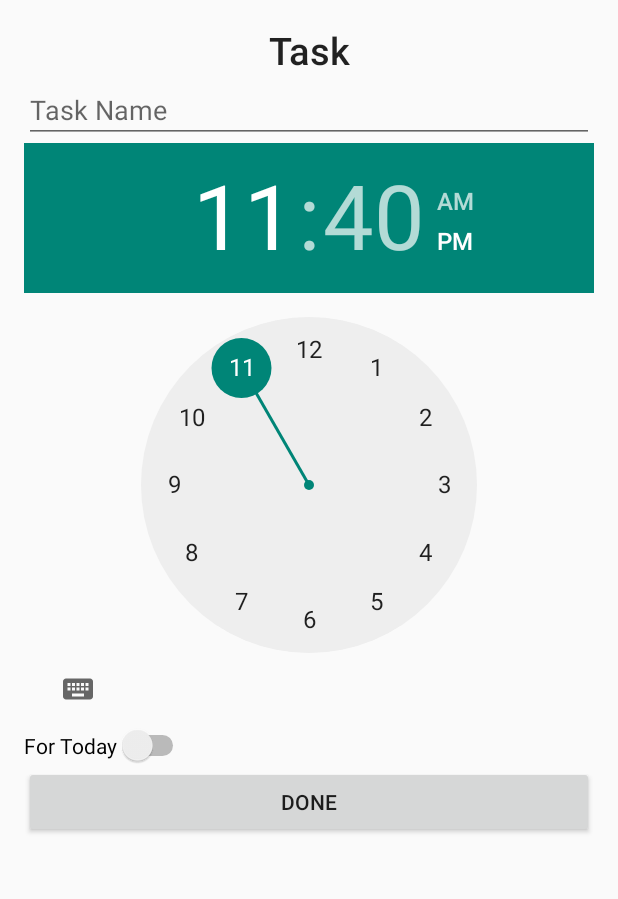
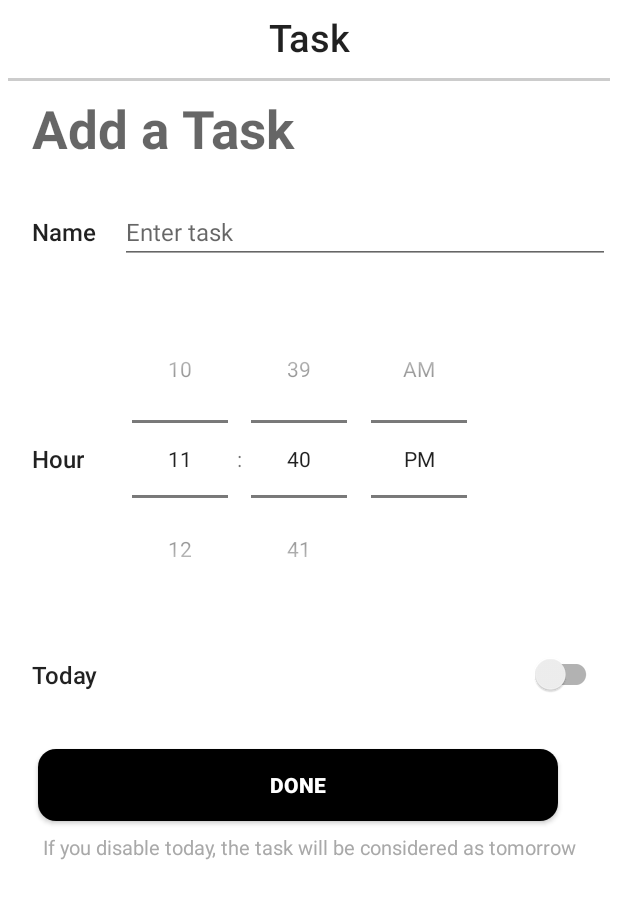
Before and after one commit to BhojrajCoditas/ToDoApps, an Android app built with Jetpack Compose: the screen it shows after launch (MainActivity), after a tap on "Add Task", on a phone screen of 412 x 824 dp. Shown: the top 899 px of the screen. Run offline under Robolectric (Android 15) with nearby library versions, the phone set to English and light mode, and no system bars; our stand-ins replace Room's generated code.

Commit message:
Working on UI for chnages add task in

```diff
--- a/app/src/main/res/layout/fragment_add_task.xml
+++ b/app/src/main/res/layout/fragment_add_task.xml
@@ -2,40 +2,127 @@
 <LinearLayout
     xmlns:android="http://schemas.android.com/apk/res/android"
     android:orientation="vertical"
-    android:padding="16dp"
+    android:padding="5dp"
     android:layout_width="match_parent"
-    android:layout_height="match_parent">
+    android:layout_height="match_parent"
+    android:background="@android:color/white">
 
+    <!-- Title -->
     <TextView
         android:layout_width="match_parent"
         android:layout_height="wrap_content"
         android:text="Task"
         android:textSize="25sp"
+        android:paddingBottom="2dp"
+        android:paddingTop="2dp"
         android:textAlignment="center"
+        android:textAppearance="@style/TextAppearance.AppCompat.Widget.ActionBar.Title"/>
+    <View
+        android:layout_width="match_parent"
+        android:layout_height="2dp"
+        android:background="#CCCCCC"
+        android:layout_marginVertical="8dp" />
+
+    <TextView
+        android:layout_width="match_parent"
+        android:layout_height="wrap_content"
+        android:text="Add a Task"
+        android:textSize="35sp"
+        android:textStyle="bold"
+        android:paddingLeft="16dp"
+        android:textAppearance="@style/TextAppearance.AppCompat.Widget.ActionBar.Subtitle"/>
+    <!-- Name and EditText side by side -->
+    <LinearLayout
+        android:layout_width="match_parent"
+        android:layout_height="wrap_content"
+        android:orientation="horizontal"
+        android:layout_marginTop="24dp"
+        android:paddingLeft="16dp"
+        android:gravity="center_vertical">
+
+        <TextView
+            android:layout_width="wrap_content"
+            android:layout_height="wrap_content"
+            android:text="Name"
+            android:textSize="16sp"
+            android:layout_marginEnd="16dp"
             android:textAppearance="@style/TextAppearance.AppCompat.Widget.ActionBar.Title"/>
 
         <EditText
             android:id="@+id/et_task_name"
-        android:hint="Task Name"
+            android:layout_width="0dp"
+            android:layout_height="wrap_content"
+            android:layout_weight="1"
+            android:hint="Enter task"
+            android:textSize="16sp" />
+    </LinearLayout>
+
+    <!-- Hour and TimePicker side by side -->
+    <LinearLayout
         android:layout_width="match_parent"
         android:layout_height="wrap_content"
-        android:paddingBottom="10dp"/>
+        android:orientation="horizontal"
+        android:layout_marginTop="24dp"
+        android:paddingLeft="16dp"
+        android:gravity="center_vertical">
+
+        <TextView
+            android:layout_width="wrap_content"
+            android:layout_height="wrap_content"
+            android:text="Hour"
+            android:textSize="16sp"
+            android:layout_marginEnd="16dp" android:textAppearance="@style/TextAppearance.AppCompat.Widget.ActionBar.Title"/>
 
         <TimePicker
             android:id="@+id/time_picker"
+            android:layout_width="wrap_content"
+            android:layout_height="wrap_content"
+            android:timePickerMode="spinner" />
+    </LinearLayout>
+
+    <!-- Today and Switch aligned left & right -->
+    <LinearLayout
         android:layout_width="match_parent"
         android:layout_height="wrap_content"
-         />
+        android:orientation="horizontal"
+        android:layout_marginTop="24dp"
+        android:paddingLeft="16dp"
+        android:gravity="center_vertical"
+        android:weightSum="1">
 
-    <Switch
+        <TextView
+            android:layout_width="0dp"
+            android:layout_height="wrap_content"
+            android:layout_weight="1"
+            android:text="Today"
+            android:textSize="16sp" android:textAppearance="@style/TextAppearance.AppCompat.Widget.ActionBar.Title"/>
+
+        <androidx.appcompat.widget.SwitchCompat
             android:id="@+id/switch_today"
-        android:text="For Today"
             android:layout_width="wrap_content"
-        android:layout_height="wrap_content" />
+            android:layout_height="wrap_content"
+            android:paddingRight="5dp"/>
+    </LinearLayout>
 
+    <!-- Done button -->
     <Button
         android:id="@+id/btn_done"
+        android:layout_width="55mm"
+        android:layout_height="wrap_content"
+        android:layout_marginTop="36dp"
+        android:layout_marginLeft="20dp"
+        android:background="@drawable/rounded_black_button"
         android:text="Done"
+        android:textColor="#FFFFFF"
+        android:textStyle="bold" />
+
+    <TextView
         android:layout_width="match_parent"
-        android:layout_height="wrap_content" />
+        android:layout_height="wrap_content"
+        android:text="If you disable today, the task will be considered as tomorrow"
+        android:textSize="13sp"
+        android:textColor="#A9A9A9"
+        android:layout_marginTop="8dp"
+        android:textAlignment="center"/>
+
 </LinearLayout>
```
Lines whose indentation alone changed are shown as unchanged.
